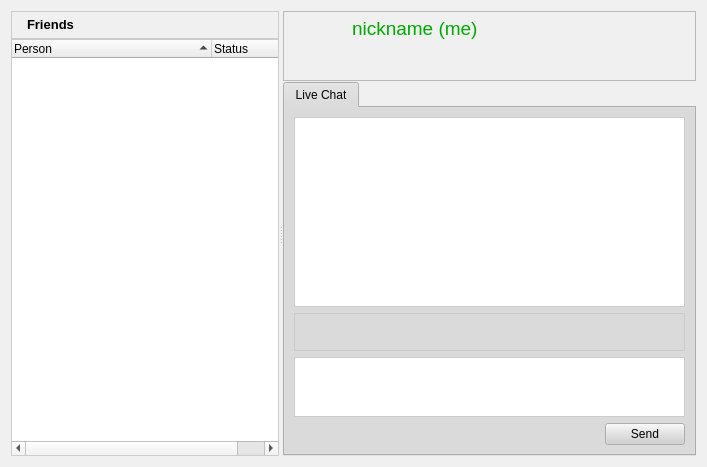
Qt form retroshare-gui/src/gui/PeersDialog.ui (RetroShare/RetroShare) before a commit.
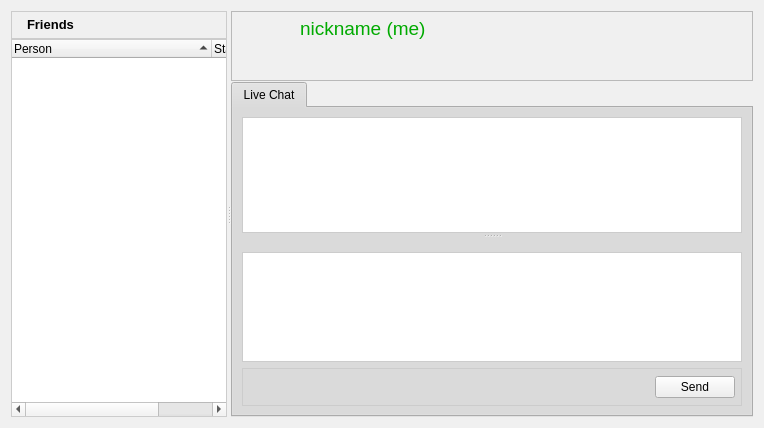
The same form after that commit. Icons and pictures are not drawn.

Commit message: Added a Splitter for Group Chat, and move the Buttons to the bottom, to get more space for Group Chat history.

The edit to the form file:
```diff
--- a/retroshare-gui/src/gui/PeersDialog.ui
+++ b/retroshare-gui/src/gui/PeersDialog.ui
@@ -6,8 +6,8 @@
    <rect>
     <x>0</x>
     <y>0</y>
-    <width>707</width>
-    <height>467</height>
+    <width>764</width>
+    <height>428</height>
    </rect>
   </property>
   <property name="palette">
@@ -884,8 +884,33 @@
           <attribute name="title">
            <string>Live Chat</string>
           </attribute>
-          <layout class="QVBoxLayout" name="verticalLayout_2">
-           <item>
+          <layout class="QGridLayout" name="gridLayout_3">
+           <item row="0" column="0">
+            <widget class="QSplitter" name="splitter_2">
+             <property name="sizePolicy">
+              <sizepolicy hsizetype="Preferred" vsizetype="Expanding">
+               <horstretch>0</horstretch>
+               <verstretch>0</verstretch>
+              </sizepolicy>
+             </property>
+             <property name="sizeIncrement">
+              <size>
+               <width>0</width>
+               <height>0</height>
+              </size>
+             </property>
+             <property name="baseSize">
+              <size>
+               <width>0</width>
+               <height>0</height>
+              </size>
+             </property>
+             <property name="orientation">
+              <enum>Qt::Vertical</enum>
+             </property>
+             <property name="handleWidth">
+              <number>5</number>
+             </property>
             <widget class="QTextBrowser" name="msgText">
              <property name="sizePolicy">
               <sizepolicy hsizetype="Expanding" vsizetype="Expanding">
@@ -893,6 +918,12 @@
                <verstretch>0</verstretch>
               </sizepolicy>
              </property>
+              <property name="minimumSize">
+               <size>
+                <width>0</width>
+                <height>60</height>
+               </size>
+              </property>
              <property name="contextMenuPolicy">
               <enum>Qt::DefaultContextMenu</enum>
              </property>
@@ -913,8 +944,61 @@
               <bool>false</bool>
              </property>
             </widget>
+             <widget class="QWidget" name="layoutWidget">
+              <layout class="QVBoxLayout" name="verticalLayout_2">
+               <property name="spacing">
+                <number>0</number>
+               </property>
+               <item>
+                <widget class="QLabel" name="statusStringLabel">
+                 <property name="text">
+                  <string/>
+                 </property>
+                </widget>
            </item>
            <item>
+                <widget class="QTextEdit" name="lineEdit">
+                 <property name="sizePolicy">
+                  <sizepolicy hsizetype="Expanding" vsizetype="Expanding">
+                   <horstretch>30</horstretch>
+                   <verstretch>0</verstretch>
+                  </sizepolicy>
+                 </property>
+                 <property name="minimumSize">
+                  <size>
+                   <width>0</width>
+                   <height>30</height>
+                  </size>
+                 </property>
+                 <property name="maximumSize">
+                  <size>
+                   <width>16777215</width>
+                   <height>16777215</height>
+                  </size>
+                 </property>
+                 <property name="sizeIncrement">
+                  <size>
+                   <width>0</width>
+                   <height>0</height>
+                  </size>
+                 </property>
+                 <property name="baseSize">
+                  <size>
+                   <width>0</width>
+                   <height>0</height>
+                  </size>
+                 </property>
+                 <property name="styleSheet">
+                  <string notr="true">QTextEdit#lineEdit{border: 1px solid #CCCCCC;
+}</string>
+                 </property>
+                </widget>
+               </item>
+              </layout>
+             </widget>
+            </widget>
+           </item>
+           <item row="1" column="0">
             <widget class="QFrame" name="buttonframe">
              <property name="maximumSize">
               <size>
@@ -933,26 +1017,6 @@
               <property name="margin">
                <number>6</number>
               </property>
-              <item>
-               <widget class="QLabel" name="statusStringLabel">
-                <property name="text">
-                 <string/>
-                </property>
-               </widget>
-              </item>
-              <item>
-               <spacer>
-                <property name="orientation">
-                 <enum>Qt::Horizontal</enum>
-                </property>
-                <property name="sizeHint" stdset="0">
-                 <size>
-                  <width>88</width>
-                  <height>21</height>
-                 </size>
-                </property>
-               </spacer>
-              </item>
               <item>
                <widget class="QToolButton" name="emoticonBtn">
                 <property name="sizePolicy">
@@ -1269,41 +1333,6 @@
                 </property>
                </widget>
               </item>
-             </layout>
-            </widget>
-           </item>
-           <item>
-            <widget class="QTextEdit" name="lineEdit">
-             <property name="sizePolicy">
-              <sizepolicy hsizetype="Expanding" vsizetype="Expanding">
-               <horstretch>0</horstretch>
-               <verstretch>0</verstretch>
-              </sizepolicy>
-             </property>
-             <property name="maximumSize">
-              <size>
-               <width>16777215</width>
-               <height>60</height>
-              </size>
-             </property>
-             <property name="sizeIncrement">
-              <size>
-               <width>0</width>
-               <height>0</height>
-              </size>
-             </property>
-             <property name="baseSize">
-              <size>
-               <width>0</width>
-               <height>0</height>
-              </size>
-             </property>
-             <property name="styleSheet">
-              <string notr="true">QTextEdit#lineEdit{border: 1px solid #CCCCCC;
-}</string>
-             </property>
-            </widget>
-           </item>
            <item>
             <layout class="QGridLayout">
              <item row="0" column="0">
@@ -1311,6 +1340,9 @@
                <property name="orientation">
                 <enum>Qt::Horizontal</enum>
                </property>
+                  <property name="sizeType">
+                   <enum>QSizePolicy::Expanding</enum>
+                  </property>
                <property name="sizeHint" stdset="0">
                 <size>
                  <width>321</width>
@@ -1328,7 +1360,10 @@
              </item>
             </layout>
            </item>
-           <item>
+             </layout>
+            </widget>
+           </item>
+           <item row="2" column="0">
             <layout class="QVBoxLayout" name="verticalLayout"/>
            </item>
           </layout>
```
Left out of the diff: 3 changed lines with no effect on the pictures. Lines whose indentation alone changed are shown as unchanged. The commit also changes 1 other file.
